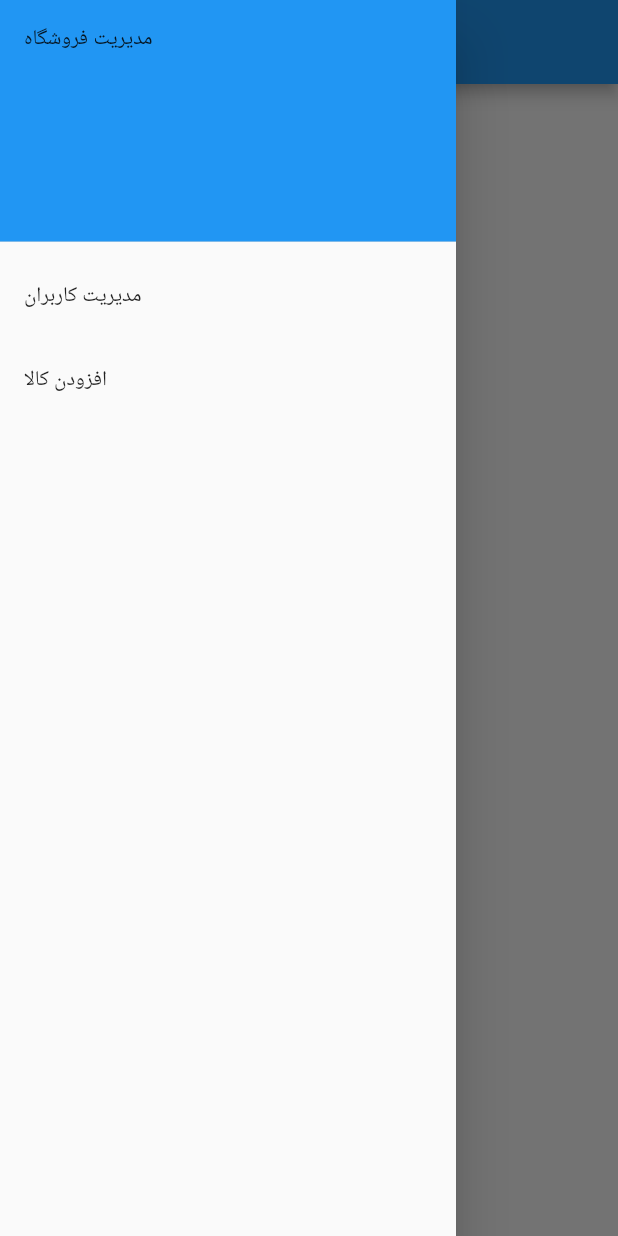
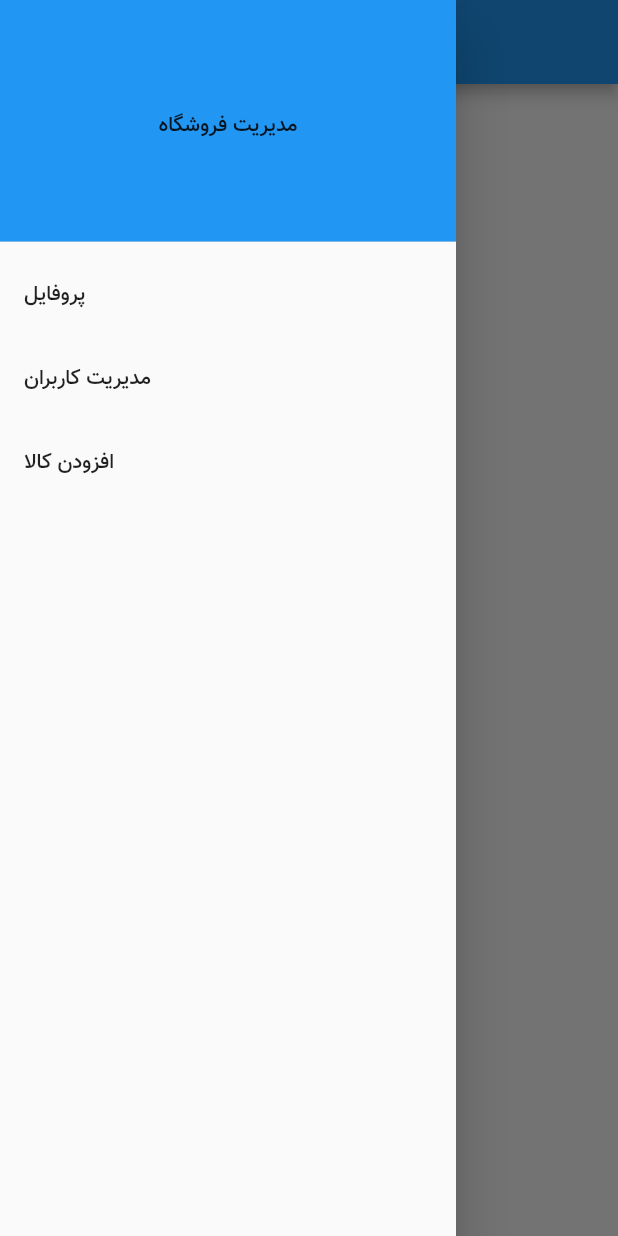
Before and after one commit to mohammadreza-rz/admin_seller_app, a Flutter app: the screen it shows after launch, with the side drawer open, on a phone screen of 412 x 824 dp. Run offline on Flutter 3.47's test engine with Material 2 defaults, Android fonts, the phone set to English and light mode, and no system bars; our stand-ins replace fluttertoast.

Commit message:
adding fonts

```diff
--- a/lib/main.dart
+++ b/lib/main.dart
@@ -8,6 +8,7 @@ void main() => runApp(MaterialApp(
       title: 'Flutter Demo',
       theme: ThemeData(
         primarySwatch: Colors.blue,
+        fontFamily: 'vazir'
       ),
       initialRoute: '/',
       routes: {
--- a/lib/pages/home_page.dart
+++ b/lib/pages/home_page.dart
@@ -13,8 +13,14 @@ class HomePage extends StatelessWidget {
           padding: EdgeInsets.zero,
           children: <Widget>[
             DrawerHeader(
-              child: Text('مدیریت فروشگاه'),
+              child: Center(
+                child: Text('مدیریت فروشگاه'),
+              ),
               decoration: BoxDecoration(color: Colors.blue),
+            ),
+            ListTile(
+              title: Text('پروفایل'),
+              onTap: () {},
             ),
             ListTile(
               title: Text('مدیریت کاربران'),
```
Also changed, not shown: lib/pages/add_product.dart (+6 -6 lines), pubspec.yaml (+7 -6 lines), assets/fonts/vazir.ttf (added), assets/fonts/vazir_medium.ttf (added).
